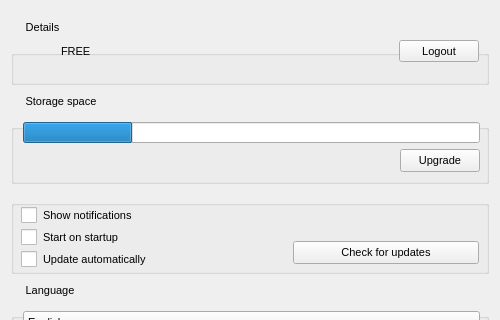
Before: the Qt Designer form Source/MEGASync/gui/win/SettingsDialog.ui in meganz/MEGAsync, drawn with Qt 5; both pictures show x 0 to 500 and y 100 to 420 of the 500 by 520 pixel window.
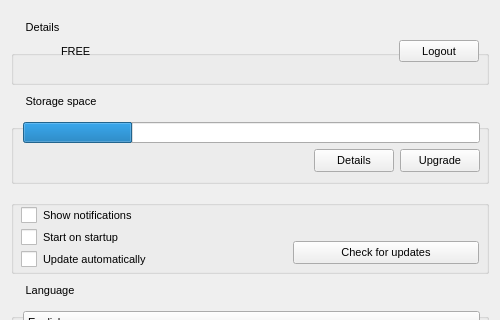
After: the same form once the commit is applied. Icons and pictures are not drawn.

Commit message: Display account usage details (Windows)

The edit to the form file:
```diff
--- a/Source/MEGASync/gui/win/SettingsDialog.ui
+++ b/Source/MEGASync/gui/win/SettingsDialog.ui
@@ -650,7 +650,7 @@
             </property>
             <layout class="QHBoxLayout" name="horizontalLayout_5">
              <property name="spacing">
-              <number>0</number>
+              <number>6</number>
              </property>
              <property name="margin">
               <number>0</number>
@@ -675,6 +675,13 @@
                </property>
               </spacer>
              </item>
+             <item>
+              <widget class="QPushButton" name="bStorageDetails">
+               <property name="text">
+                <string>Details</string>
+               </property>
+              </widget>
+             </item>
              <item>
               <widget class="QPushButton" name="bUpgrade">
                <property name="text">
```
The commit also changes 12 other files.
